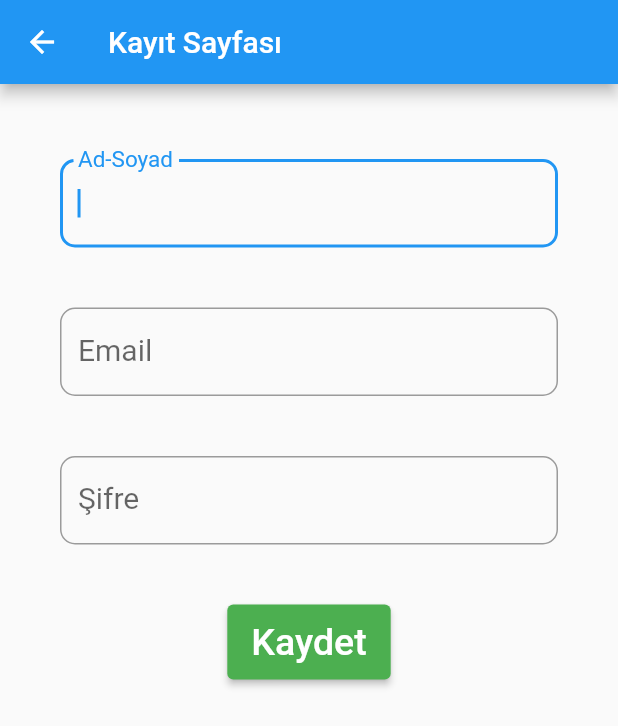
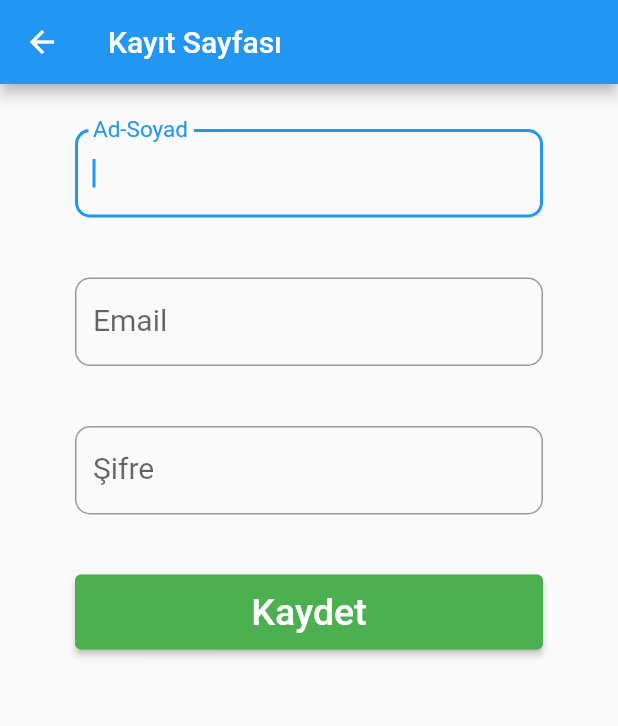
Before and after one commit to huseyindogan00/jista_app, a Flutter app: the screen it shows after launch, after a tap on "Kayıt Ol", on a phone screen of 412 x 824 dp. Shown: the top 726 px of the screen. Run offline on Flutter 3.47's test engine with Material 2 defaults, Android fonts, the phone set to English and light mode, and no system bars; our stand-ins replace connectivity_plus, firebase_auth, firebase_core, flutter_easyloading, internet_connection_checker; accounts and stored records are empty.

Commit message:
register page done

```diff
--- a/lib/constant/button_style_const.dart
+++ b/lib/constant/button_style_const.dart
@@ -1,7 +1,7 @@
 import 'package:flutter/material.dart';
 
 class ButtonStyleConst {
-  static ButtonStyle entryPageButtonStyle = ButtonStyle(
-    backgroundColor: MaterialStateProperty.all<Color>(Colors.green),
+  static ButtonStyle entryPageButtonStyle = ElevatedButton.styleFrom(
+    primary: Colors.green,
   );
 }
--- /dev/null
+++ b/lib/model/service_result.dart
@@ -0,0 +1,8 @@
+class ServiceResult {
+  String? dataInfo;
+  bool isSuccess = false;
+
+  ServiceResult.factory({required this.dataInfo, required this.isSuccess});
+
+  // dataExp;
+}
--- a/lib/service/base/firebase_service_interface.dart
+++ b/lib/service/base/firebase_service_interface.dart
@@ -1,8 +1,7 @@
-import 'package:flutter/cupertino.dart';
 import 'package:jista/model/user_model.dart';
 
 abstract class FirebaseServiceInterface {
-  save(UserModel userModel, BuildContext context);
+  save(UserModel userModel);
   update(UserModel userModel);
   delete(UserModel userModel);
 }
--- a/lib/utility/internet_connection_control.dart
+++ b/lib/utility/internet_connection_control.dart
@@ -119,7 +119,6 @@ class InternetConnectionControl {
       //developer.log('Couldn\'t check connectivity status', error: e);
       return;
     }
-    print('***********************result değeri : $result');
     return _updateConnectionStatus(result);
   }
 
--- a/lib/utility/show_snacbar.dart
+++ b/lib/utility/show_snacbar.dart
@@ -1,7 +1,7 @@
 import 'package:flutter/material.dart';
 
 class ShowSnacbar {
-  static showInfoWithSnacbar(BuildContext context, String info) {
+  static void showInfoWithSnacbar(BuildContext context, String info) {
     SnackBar snackBar = SnackBar(content: Text(info));
     ScaffoldMessenger.of(context).showSnackBar(snackBar);
   }
--- a/lib/view/entry_page.dart
+++ b/lib/view/entry_page.dart
@@ -35,7 +35,7 @@ class EntryPage extends StatelessWidget {
             const SizedBox(height: 30),
             buildLoginButton(context),
             const SizedBox(height: 20),
-            buildRegister(context),
+            buildRegisterButton(context),
           ],
         ),
       ),
@@ -53,9 +53,7 @@ class EntryPage extends StatelessWidget {
 
   // USERNAME/EPOSTA TEXTFİELD
   Widget userNameTextField() {
-    return Container(
-      //margin: MarginConst.entryMargin,
-      child: TextFormField(
+    return TextFormField(
       autofocus: false,
       controller: _pbikController,
       keyboardType: TextInputType.emailAddress,
@@ -68,15 +66,12 @@ class EntryPage extends StatelessWidget {
           style: TextStyle(fontSize: FontSize.textFieldFS),
         ),
       ),
-      ),
     );
   }
 
   // PASSWORD TEXTFİELD
   Widget passwordTextField(BuildContext context) {
-    return Container(
-      //margin: MarginConst.entryMargin,
-      child: TextFormField(
+    return TextFormField(
       controller: _passwordController,
       obscureText: true,
       decoration: InputDecoration(
@@ -89,7 +84,6 @@ class EntryPage extends StatelessWidget {
         ),
       ),
       validator: (value) {},
-      ),
     );
   }
 
@@ -111,7 +105,7 @@ class EntryPage extends StatelessWidget {
     );
   }
 
-  buildRegister(BuildContext context) {
+  buildRegisterButton(BuildContext context) {
     return SizedBox(
       width: MediaQuery.of(context).size.width,
       height: 50,
@@ -120,8 +114,6 @@ class EntryPage extends StatelessWidget {
           onPressed: () async {
             var result =
                 await Navigator.pushNamed(context, RouteName.registerPage);
-            print('*******************************************');
-            debugPrint(result.toString());
           },
           child: Text(
             'Kayıt Ol',
--- a/lib/view/register_page.dart
+++ b/lib/view/register_page.dart
@@ -2,9 +2,11 @@ import 'package:flutter/material.dart';
 import 'package:flutter_easyloading/flutter_easyloading.dart';
 import 'package:jista/constant/font_size.dart';
 import 'package:jista/constant/margin_const.dart';
+import 'package:jista/model/service_result.dart';
 import 'package:jista/model/user_model.dart';
 import 'package:jista/utility/internet_connection_control.dart';
 import 'package:jista/utility/show_dialog.dart';
+import 'package:jista/utility/show_snacbar.dart';
 import 'package:jista/view_model/register_view_model.dart';
 
 class RegisterPage extends StatelessWidget {
@@ -22,11 +24,10 @@ class RegisterPage extends StatelessWidget {
       appBar: AppBar(
         title: const Text('Kayıt Sayfası'),
       ),
-      body: Padding(
-        padding: const EdgeInsets.only(top: 30, left: 20, right: 20),
-        child: Form(
+      body: Form(
         key: formKey,
         child: SingleChildScrollView(
+          padding: const EdgeInsets.symmetric(horizontal: 30, vertical: 10),
           child: Column(
             children: [
               buildNameTextField(),
@@ -34,7 +35,6 @@ class RegisterPage extends StatelessWidget {
               buildPasswordTextField(),
               buildRegisterButton(context),
             ],
-            ),
           ),
         ),
       ),
@@ -131,26 +131,26 @@ class RegisterPage extends StatelessWidget {
   buildRegisterButton(BuildContext context) {
     return Container(
       height: 50,
+      width: MediaQuery.of(context).size.width,
       margin: MarginConst.entryMargin,
       child: ElevatedButton(
-          style: ButtonStyle(
-              backgroundColor: MaterialStateProperty.all<Color>(Colors.green)),
+          style: ElevatedButton.styleFrom(primary: Colors.green),
           onPressed: () async {
             if (formKey.currentState!.validate()) {
               EasyLoading.show();
               bool isConnect = await RegisterViewModel.internetControl();
-              print('************************is connect değeri : $isConnect');
               if (isConnect) {
                 formKey.currentState?.save();
                 /* AŞAĞIDAKİ Do not use BuildContexts across async gaps HATASINI GİDER İLERİDE PROBLEM ÇIKARABİLİR*/
-                bool result =
-                    await RegisterViewModel.saveUser(_userModel, context);
-                if (result) {
-                  EasyLoading.showSuccess('Kullanıcı kaydetme başarılı');
+                ServiceResult result =
+                    await RegisterViewModel.saveUser(_userModel);
+                if (result.isSuccess) {
+                  EasyLoading.showSuccess(result.dataInfo.toString());
+                } else {
+                  ShowSnacbar.showInfoWithSnacbar(context, result.dataInfo!);
+
+                  EasyLoading.showInfo(result.dataInfo.toString());
                 }
-                /* else {
-                  EasyLoading.showError('Kullanıcı kaydetme başarısız.');
-                } */
               } else {
                 EasyLoading.showError('İnternet bağlantınızı kontrol edin!');
               }
```
Also changed, not shown: lib/service/firebase_service.dart (+31 -15 lines), lib/view_model/register_view_model.dart (+4 -4 lines), 39 other files. Lines whose indentation alone changed are shown as unchanged.
